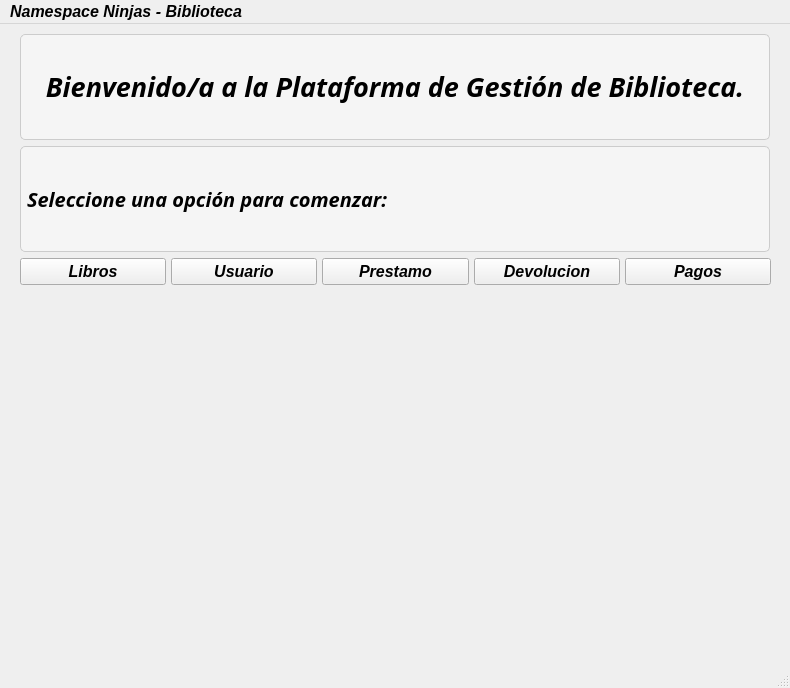
This is mainwindow.ui in DanielaGanan/biblioteca as Qt 5 draws it before an edit. The edited form follows.
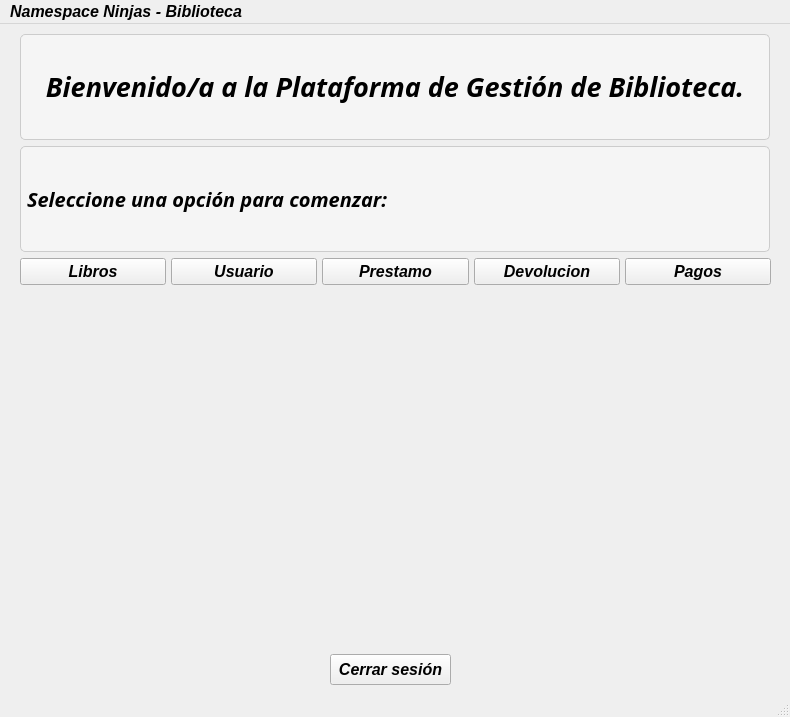
This is the edited form. Icons and pictures are not drawn.

Patch:
```diff
--- a/mainwindow.ui
+++ b/mainwindow.ui
@@ -7,7 +7,7 @@
     <x>0</x>
     <y>0</y>
     <width>790</width>
-    <height>688</height>
+    <height>717</height>
    </rect>
   </property>
   <property name="font">
@@ -199,6 +199,19 @@
      <string/>
     </property>
    </widget>
+   <widget class="QPushButton" name="botCerrarSesion">
+    <property name="geometry">
+     <rect>
+      <x>330</x>
+      <y>630</y>
+      <width>121</width>
+      <height>31</height>
+     </rect>
+    </property>
+    <property name="text">
+     <string>Cerrar sesión</string>
+    </property>
+   </widget>
   </widget>
   <widget class="QMenuBar" name="menubar">
    <property name="geometry">
```
